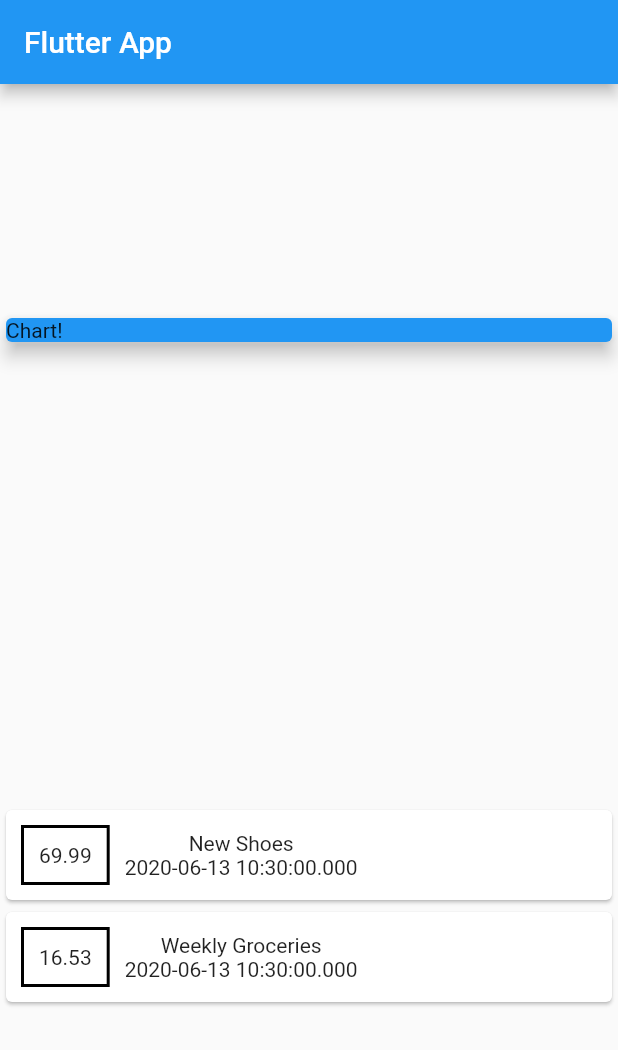
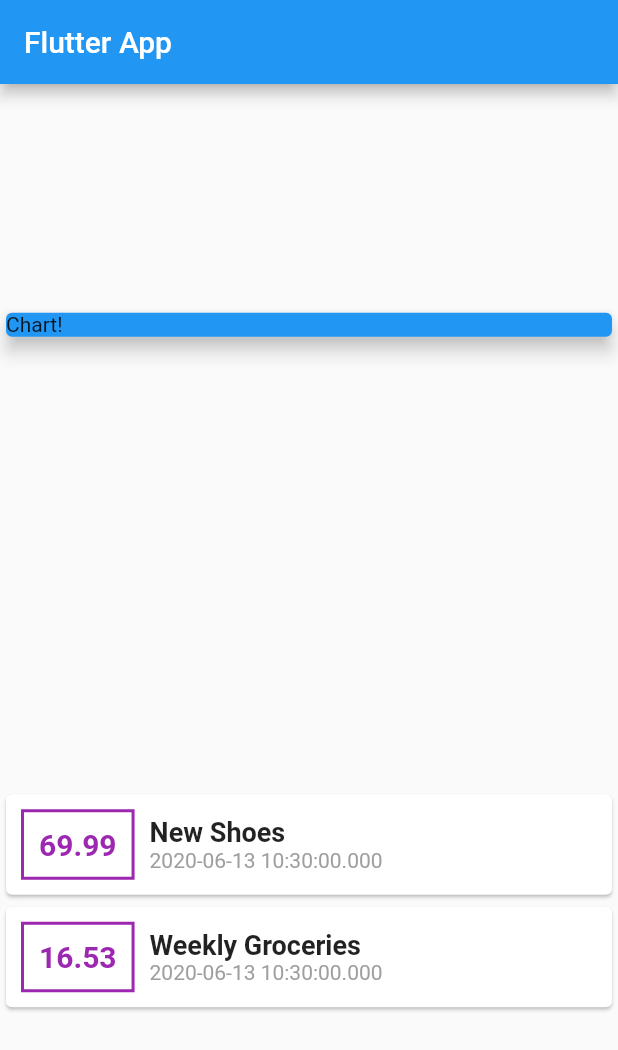
Before and after one commit to pract-flutter/personal_expenses_app, a Flutter app: the screen it shows after launch, on a phone screen of 412 x 824 dp. Shown: the top 1050 px of the screen. Run offline on Flutter 3.47's test engine with Material 2 defaults, Android fonts, the phone set to English and light mode, and no system bars.

Commit message:
12. More Styling

```diff
--- a/lib/main.dart
+++ b/lib/main.dart
@@ -16,12 +16,17 @@ class MyApp extends StatelessWidget {
 class MyHomePage extends StatelessWidget {
   final List<Transaction> transactions = [
     Transaction(
-        id: 't1', title: 'New Shoes', amount: 69.99, date: DateTime.now()),
+      id: 't1',
+      title: 'New Shoes',
+      amount: 69.99,
+      date: DateTime.now(),
+    ),
     Transaction(
       id: 't2',
       title: 'Weekly Groceries',
       amount: 16.53,
-        date: DateTime.now()),
+      date: DateTime.now(),
+    ),
   ];
 
   @override
@@ -50,20 +55,40 @@ class MyHomePage extends StatelessWidget {
                             Container(
                               margin: EdgeInsets.symmetric(
                                 vertical: 10,
-                                  horizontal: 10
+                                horizontal: 10,
                               ),
                               decoration: BoxDecoration(
                                 border: Border.all(
-                                    color: Colors.black,
+                                  color: Colors.purple,
                                   width: 2,
-                                  )
+                                ),
                               ),
                               padding: EdgeInsets.all(10),
-                                child: Text(tx.amount.toString())),
+                              child: Text(
+                                tx.amount.toString(),
+                                style: TextStyle(
+                                  fontWeight: FontWeight.bold,
+                                  fontSize: 20,
+                                  color: Colors.purple,
+                                ),
+                              ),
+                            ),
                             Column(
+                              crossAxisAlignment: CrossAxisAlignment.start,
                               children: <Widget>[
-                                Text(tx.title),
-                                Text(tx.date.toString())
+                                Text(
+                                  tx.title,
+                                  style: TextStyle(
+                                    fontSize: 18,
+                                    fontWeight: FontWeight.bold,
+                                  ),
+                                ),
+                                Text(
+                                  tx.date.toString(),
+                                  style: TextStyle(
+                                    color: Colors.grey,
+                                  ),
+                                ),
                               ],
                             )
                           ],
```
Lines whose indentation alone changed are shown as unchanged.
